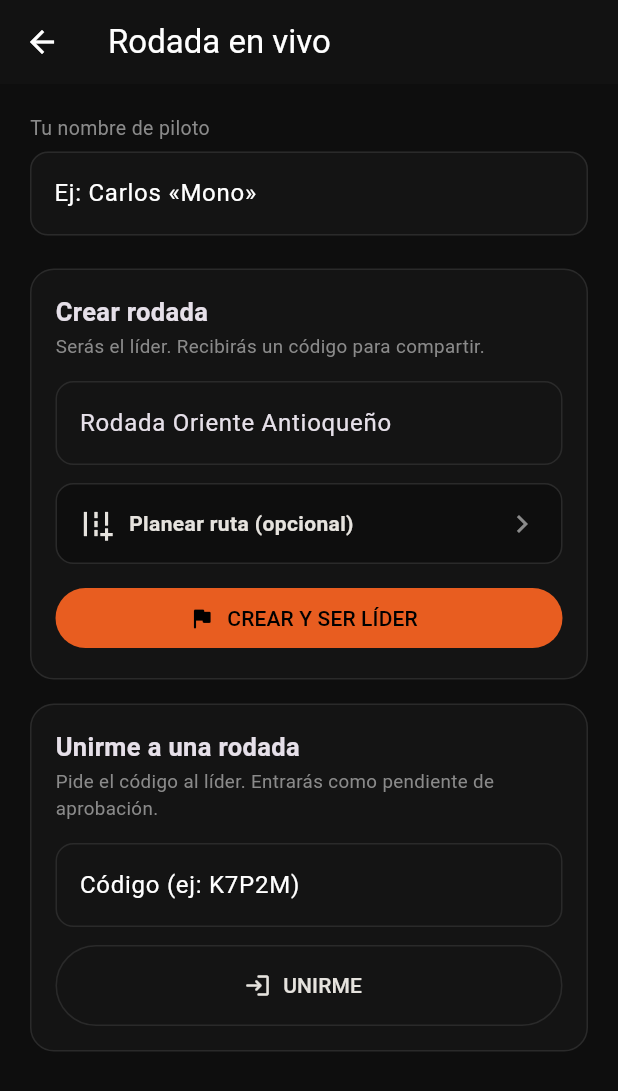
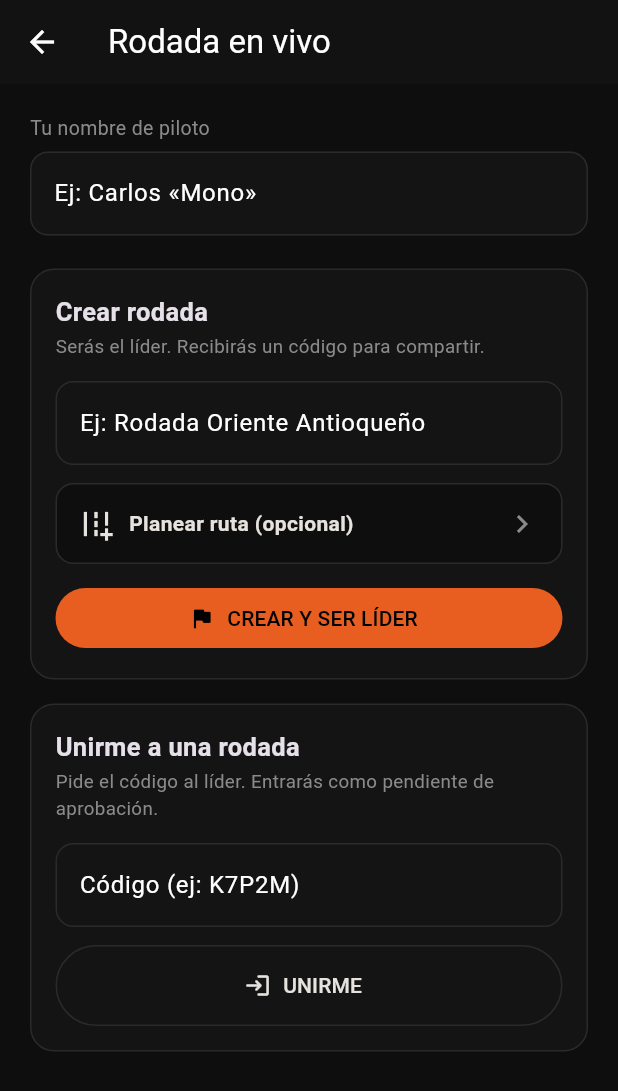
Before and after one commit to multiservicioslavina-commits/gruas, a Flutter app: the RideEntryScreen screen opened directly, on a phone screen of 412 x 824 dp. Shown: the top 1091 px of the screen. Run offline on Flutter 3.47's test engine with Material 3 defaults, Android fonts, the phone set to English and light mode, and no system bars; our stand-ins replace flutter_map, geolocator, image_picker, latlong2, permission_handler, sensors_plus and 4 more; missing offline and left inert: gal, onesignal_flutter; accounts and stored records are empty.

Commit message:
fix: change ride name from fixed text to placeholder hint
The ride name field now shows "Ej: Rodada Oriente Antioqueño" as hint
text instead of pre-filled text that users had to manually delete.
Defaults to "Rodada" if left empty.

Co-Authored-By: Claude Opus 4.6 <noreply@anthropic.com>
Claude-Session: https://claude.ai/code/session_01Egw2JJ7dhPUc8eYSxZAm3m

```diff
--- a/ridera-ride-live/lib/ride_controller.dart
+++ b/ridera-ride-live/lib/ride_controller.dart
@@ -33,7 +33,7 @@ class RideController extends ChangeNotifier {
   Timer? _clock;
   Duration elapsed = Duration.zero;
   int battery = 84;
-  String rideName = 'Rodada Oriente Antioqueño';
+  String rideName = 'Rodada';
 
   RideController({bool demo = true}) {
     if (demo) {
--- a/ridera-ride-live/lib/screens/ride_entry_screen.dart
+++ b/ridera-ride-live/lib/screens/ride_entry_screen.dart
@@ -15,7 +15,7 @@ class RideEntryScreen extends StatefulWidget {
 
 class _RideEntryScreenState extends State<RideEntryScreen> {
   final _name = TextEditingController();
-  final _rideName = TextEditingController(text: 'Rodada Oriente Antioqueño');
+  final _rideName = TextEditingController();
   final _code = TextEditingController();
   final _auth = AuthService();
   final _repo = RideRepository();
@@ -73,7 +73,7 @@ class _RideEntryScreenState extends State<RideEntryScreen> {
   Future<_Bound> _create(String uid, String name) async {
     final planned = _plannedRoute;
     final ride = await _repo.createRide(
-      name: _rideName.text.trim(),
+      name: _rideName.text.trim().isEmpty ? 'Rodada' : _rideName.text.trim(),
       leaderUid: uid,
       leaderName: name,
       plannedRouteGeoJson: planned?.route.toGeoJsonLineString(),
@@ -130,7 +130,7 @@ class _RideEntryScreenState extends State<RideEntryScreen> {
               child: Column(children: [
                 TextField(
                     controller: _rideName,
-                    decoration: _dec('Nombre de la rodada')),
+                    decoration: _dec('Ej: Rodada Oriente Antioqueño')),
                 const SizedBox(height: 12),
                 // Botón planear ruta
                 InkWell(
```
